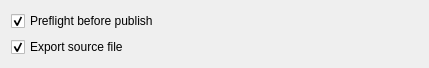
The window that gui/pub_widget.ui (CX-kkk/preflight) describes before a commit, drawn with Qt 5.
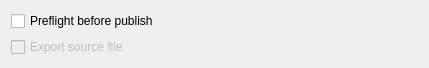
The same window after the commit.

```diff
--- a/gui/pub_widget.ui
+++ b/gui/pub_widget.ui
@@ -20,17 +20,20 @@
       <string>Preflight before publish</string>
      </property>
      <property name="checked">
-      <bool>true</bool>
+      <bool>false</bool>
      </property>
     </widget>
    </item>
    <item row="1" column="0">
-    <widget class="QCheckBox" name="checkBox_2">
+    <widget class="QCheckBox" name="checkBox_source_file">
+     <property name="enabled">
+      <bool>false</bool>
+     </property>
      <property name="text">
       <string>Export source file</string>
      </property>
      <property name="checked">
-      <bool>true</bool>
+      <bool>false</bool>
      </property>
     </widget>
    </item>
```
Left out of the diff: 2 changed lines with no effect on the pictures.
